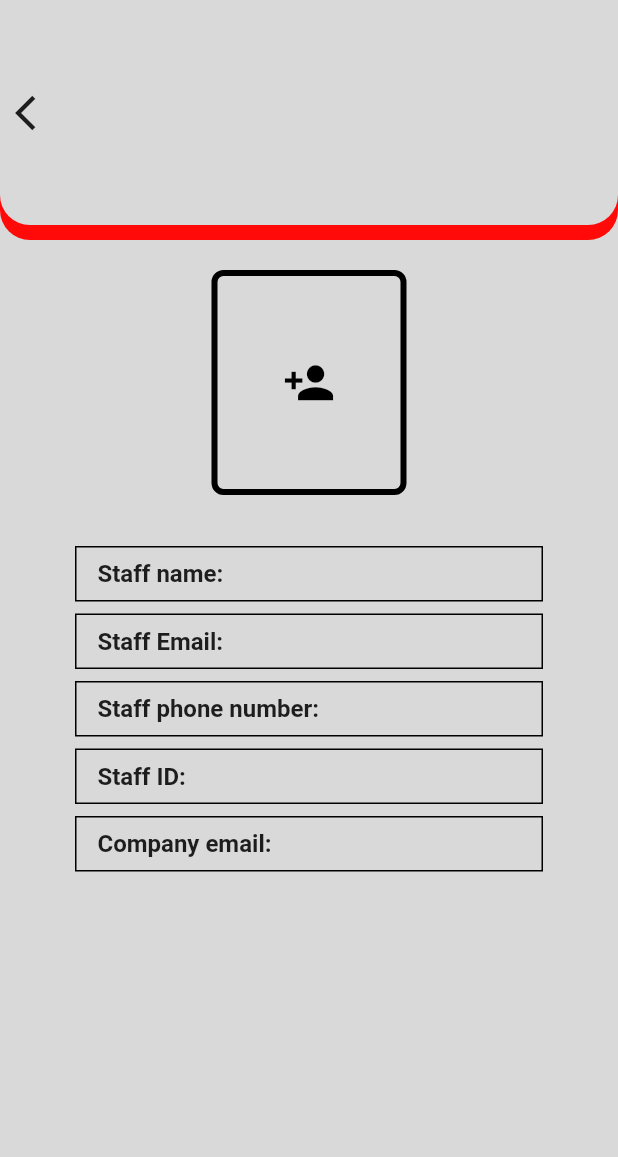
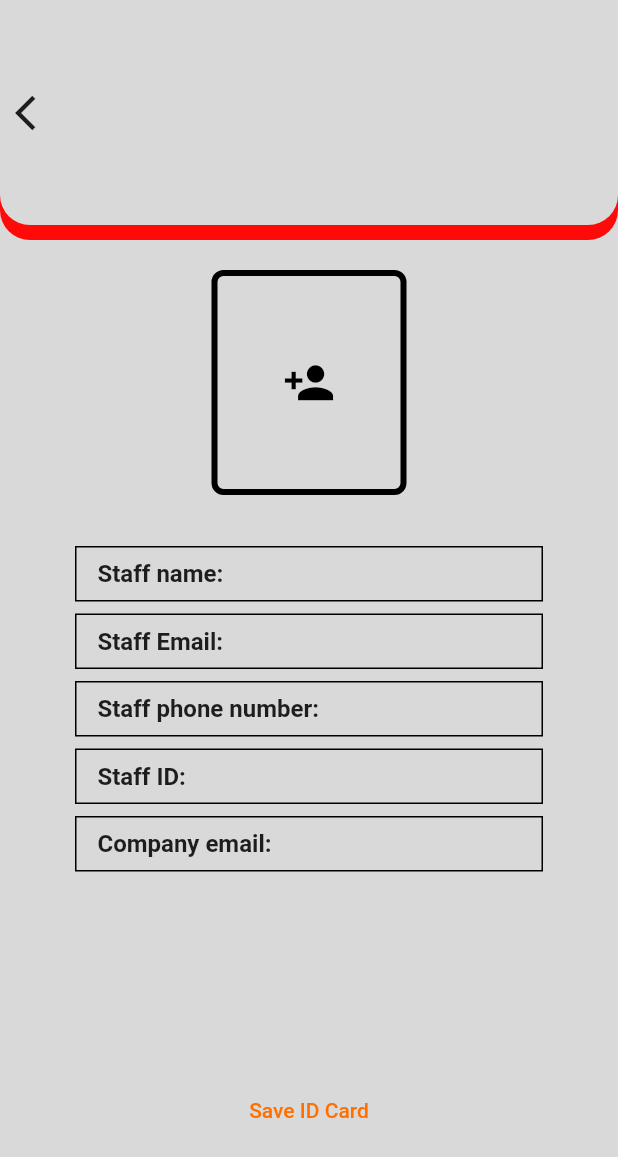
Before and after one commit to TaiwoDevOps/training-daniel, a Flutter app: the IdCardPreviewScreen screen opened directly with empty values, on a phone screen of 412 x 824 dp. Shown: the top 1157 px of the screen. Run offline on Flutter 3.47's test engine with Material 2 defaults, Android fonts, the phone set to English and light mode, and no system bars; drawn by our look-alikes of screenshot; our stand-ins replace image_gallery_saver, image_picker.

Commit message:
handled file path and screenshot

```diff
--- a/lib/id_card_screens/preview_id.dart
+++ b/lib/id_card_screens/preview_id.dart
@@ -1,9 +1,13 @@
 import 'dart:io';
+import 'dart:typed_data';
 
 import 'package:company_id_card/data/staff_data.dart';
 import 'package:company_id_card/widget/id_card_appbar.dart';
 import 'package:flutter/material.dart';
 import 'package:image_picker/image_picker.dart';
+import 'package:path_provider/path_provider.dart';
+import 'package:screenshot/screenshot.dart';
+import 'package:image_gallery_saver/image_gallery_saver.dart';
 
 class IdCardPreviewScreen extends StatefulWidget {
   const IdCardPreviewScreen({super.key, required this.staffData});
@@ -15,7 +19,9 @@ class IdCardPreviewScreen extends StatefulWidget {
 
 class _IdCardPreviewScreenState extends State<IdCardPreviewScreen> {
   final ImagePicker _picker = ImagePicker();
-
+  //Create an instance of ScreenshotController
+  ScreenshotController screenshotController = ScreenshotController();
+  Uint8List? _imageFile;
   List<XFile>? _imageFileList;
 
   void _setImageFileListFromFile(XFile? value) {
@@ -39,7 +45,9 @@ class _IdCardPreviewScreenState extends State<IdCardPreviewScreen> {
 
   @override
   Widget build(BuildContext context) {
-    return Scaffold(
+    return Screenshot(
+      controller: screenshotController,
+      child: Scaffold(
         backgroundColor: const Color(0xFFD9D9D9),
         appBar: PreferredSize(
           preferredSize: const Size.fromHeight(150),
@@ -142,7 +150,36 @@ class _IdCardPreviewScreenState extends State<IdCardPreviewScreen> {
                 'Staff phone number: ', widget.staffData.phoneNumber),
             _displayStaffInfo('Staff ID: ', widget.staffData.staffID),
             _displayStaffInfo('Company email: ', widget.staffData.companyEmail),
+            const Spacer(),
+            Center(
+              child: TextButton(
+                child: Text(
+                  'Save ID Card',
+                  style: TextStyle(
+                    color: Colors.amber.shade900,
+                  ),
+                ),
+                onPressed: () async {
+                  var val = await screenshotController.capture();
+                  setState(() {
+                    _imageFile = val;
+                  });
+                  if (val != null) {
+                    final directory = await getApplicationDocumentsDirectory();
+                    final imagePath = await File(
+                            '${directory.path}/${DateTime.now().toIso8601String()}.png')
+                        .create();
+                    var path = await imagePath.writeAsBytes(val);
+                    print("the screenshot saved path ${path.path}");
+                  }
+                },
+              ),
+            ),
+            const SizedBox(
+              height: 60,
+            ),
           ],
+        ),
       ),
     );
   }
--- a/pubspec.yaml
+++ b/pubspec.yaml
@@ -36,6 +36,9 @@ dependencies:
   # Use with the CupertinoIcons class for iOS style icons.
   cupertino_icons: ^1.0.2
   image_picker: ^0.8.6+2
+  screenshot: ^1.3.0
+  image_gallery_saver: ^1.7.1
+  path_provider: ^2.0.13
 
 dev_dependencies:
   flutter_test:
```
Also changed, not shown: pubspec.lock, 2 other files. Lines whose indentation alone changed are shown as unchanged.
